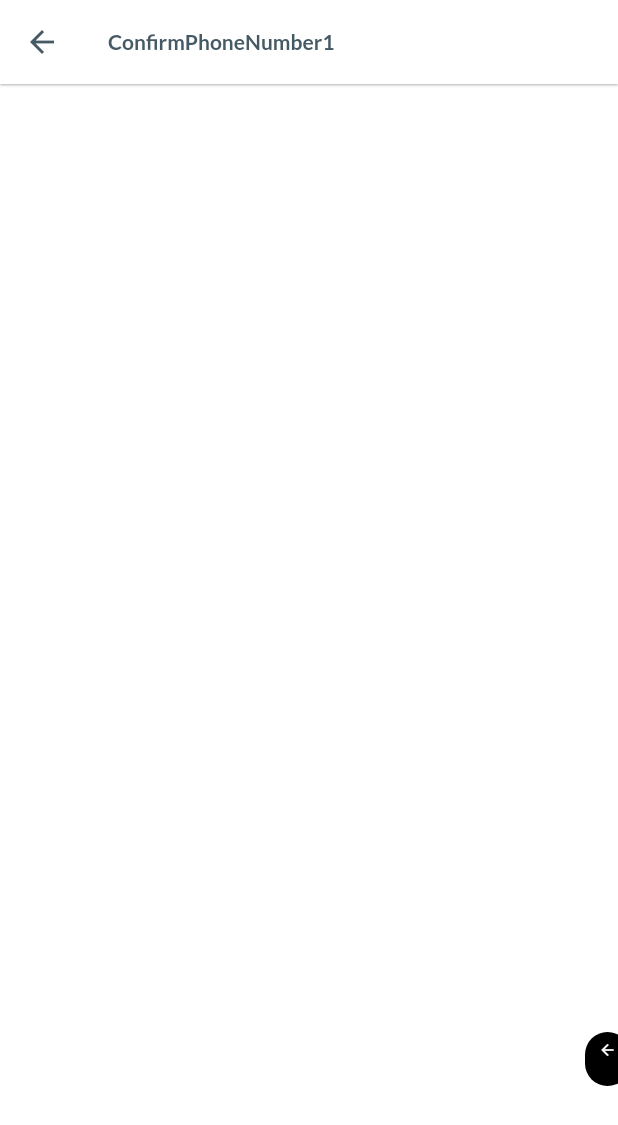
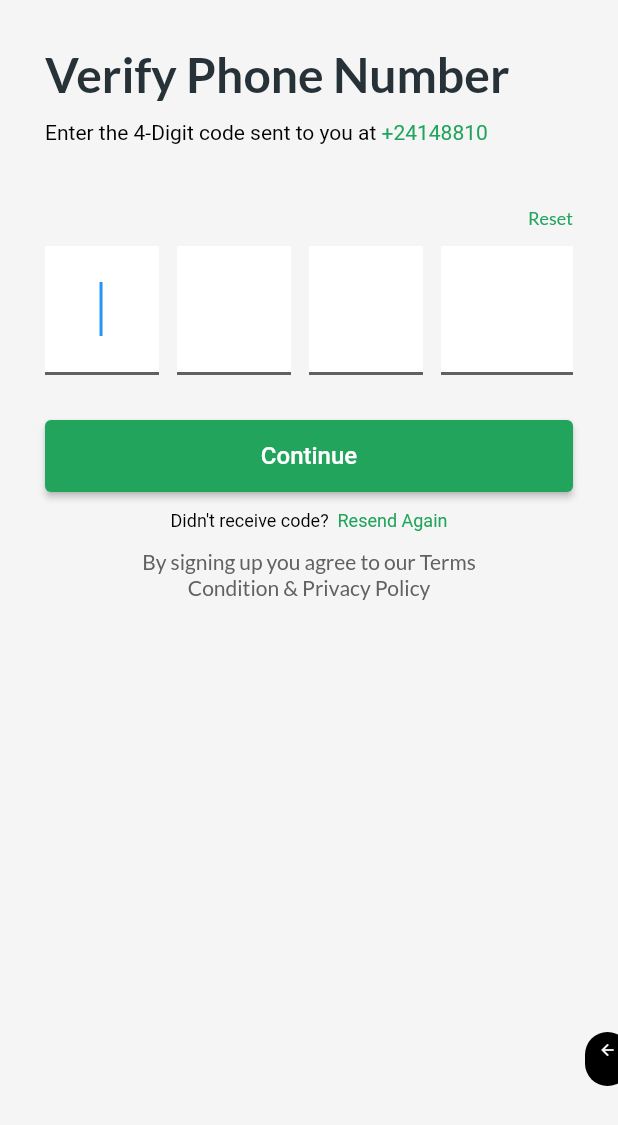
Before and after one commit to magerngoding/Food-Delivery-App, a Flutter app: the ConfirmPhoneNumber1View screen opened directly, on a phone screen of 412 x 824 dp. Shown: the top 1125 px of the screen. Run offline on Flutter 3.47's test engine with Material 2 defaults, Android fonts, the phone set to English and light mode, and no system bars; our stand-ins replace cached_network_image, carousel_slider, dio, file_picker, flutter_animate, flutter_image_compress and 9 more; missing offline and left inert: faker_dart.

Commit message:
add Verify phone number

```diff
--- a/lib/module/confirm_phone_number1/view/confirm_phone_number1_view.dart
+++ b/lib/module/confirm_phone_number1/view/confirm_phone_number1_view.dart
@@ -1,23 +1,115 @@
+// ignore_for_file: public_member_api_docs, sort_constructors_first
 import 'package:flutter/material.dart';
+
 import 'package:hyper_ui/core.dart';
-import '../controller/confirm_phone_number1_controller.dart';
+import 'package:hyper_ui/shared/widget/form/digit/digit.dart';
 
 class ConfirmPhoneNumber1View extends StatefulWidget {
-  const ConfirmPhoneNumber1View({Key? key}) : super(key: key);
+  const ConfirmPhoneNumber1View({
+    Key? key,
+  }) : super(key: key);
 
   Widget build(context, ConfirmPhoneNumber1Controller controller) {
     controller.view = this;
 
     return Scaffold(
-      appBar: AppBar(
-        title: const Text("ConfirmPhoneNumber1"),
-        actions: const [],
-      ),
-      body: SingleChildScrollView(
-        child: Container(
-          padding: const EdgeInsets.all(10.0),
-          child: Column(
-            children: const [],
+      backgroundColor: Colors.grey[100],
+      body: SafeArea(
+        child: SingleChildScrollView(
+          child: Container(
+            padding: const EdgeInsets.all(30.0),
+            child: SafeArea(
+              child: Column(
+                crossAxisAlignment: CrossAxisAlignment.start,
+                mainAxisAlignment: MainAxisAlignment.center,
+                children: [
+                  Text(
+                    "Verify Phone Number",
+                    style: TextStyle(
+                      fontSize: 32.0,
+                      fontWeight: FontWeight.bold,
+                    ),
+                  ),
+                  const SizedBox(
+                    height: 12.0,
+                  ),
+                  RichText(
+                    text: TextSpan(
+                      style: TextStyle(
+                        color: Colors.black,
+                      ),
+                      children: <TextSpan>[
+                        TextSpan(
+                          text: "Enter the 4-Digit code sent to you at ",
+                          style: TextStyle(),
+                        ),
+                        TextSpan(
+                          text: "+24148810",
+                          style: TextStyle(
+                            color: primaryColor,
+                          ),
+                        )
+                      ],
+                    ),
+                  ),
+                  const SizedBox(
+                    height: 30.0,
+                  ),
+                  QDigit(
+                    onChanged: (value) {
+                      print(value);
+                    },
+                  ),
+                  const SizedBox(
+                    height: 30.0,
+                  ),
+                  QBtutton(
+                    label: 'Continue',
+                    onPressed: () {},
+                  ),
+                  const SizedBox(
+                    height: 12.0,
+                  ),
+                  Container(
+                    width: MediaQuery.of(context).size.width,
+                    child: RichText(
+                      textAlign: TextAlign.center,
+                      text: TextSpan(
+                        style: TextStyle(
+                          color: Colors.black,
+                        ),
+                        children: <TextSpan>[
+                          TextSpan(
+                            text: "Didn't receive code? ",
+                            style: TextStyle(fontSize: 12),
+                          ),
+                          TextSpan(
+                            text: " Resend Again",
+                            style: TextStyle(color: primaryColor, fontSize: 12),
+                          )
+                        ],
+                      ),
+                    ),
+                  ),
+                  const SizedBox(
+                    height: 12.0,
+                  ),
+                  Center(
+                    child: Text(
+                      "By signing up you agree to our Terms\nCondition & Privacy Policy",
+                      style: TextStyle(
+                        fontSize: 14.0,
+                        color: Colors.grey[700],
+                      ),
+                      textAlign: TextAlign.center,
+                    ),
+                  ),
+                  const SizedBox(
+                    height: 12.0,
+                  ),
+                ],
+              ),
+            ),
           ),
         ),
       ),
--- a/lib/module/register1/view/register1_view.dart
+++ b/lib/module/register1/view/register1_view.dart
@@ -85,7 +85,7 @@ class Register1View extends StatefulWidget {
                     child: Text(
                       "By signing up you agree to our Terms\nCondition & Privacy Policy",
                       style: TextStyle(
-                        fontSize: 12.0,
+                        fontSize: 14.0,
                         color: Colors.grey[700],
                       ),
                       textAlign: TextAlign.center,
--- a/lib/module/widget_collection/module_list_widget/controller/module_list_widget_controller.dart
+++ b/lib/module/widget_collection/module_list_widget/controller/module_list_widget_controller.dart
@@ -34,6 +34,10 @@ class ModuleListWidgetController extends State<ModuleListWidgetView>
     {
       "label": "Reset email",
       "view": ResetEmail1View(),
+    },
+    {
+      "label": "ConfirmPhoneNumber1View",
+      "view": ConfirmPhoneNumber1View(),
     },
     {
       "label": "LoginByPhoneNumber1View",
--- /dev/null
+++ b/lib/shared/widget/form/digit/digit.dart
@@ -0,0 +1,144 @@
+// ignore_for_file: public_member_api_docs, sort_constructors_first
+import 'package:flutter/material.dart';
+
+import '../../../theme/theme_config.dart';
+
+class QDigit extends StatefulWidget {
+  final Function(String value) onChanged;
+  const QDigit({
+    Key? key,
+    required this.onChanged,
+  }) : super(key: key);
+
+  @override
+  State<QDigit> createState() => _QDigitState();
+}
+
+class _QDigitState extends State<QDigit> {
+  List<String> values = [];
+  Map<int, FocusNode> focusNodes = {};
+
+  @override
+  void initState() {
+    Future.delayed(Duration(microseconds: 500), () {
+      focusNodes[0]!.requestFocus();
+    });
+    super.initState();
+  }
+
+  @override
+  Widget build(BuildContext context) {
+    return Column(
+      children: [
+        const SizedBox(
+          height: 12.0,
+        ),
+        Row(
+          mainAxisAlignment: MainAxisAlignment.end,
+          children: [
+            InkWell(
+              onTap: () async {
+                values = [];
+                setState(() {});
+                await Future.delayed(Duration(seconds: 1));
+                focusNodes[0]!.requestFocus();
+              },
+              child: Text(
+                "Reset",
+                style: TextStyle(
+                  fontSize: 12.0,
+                  color: primaryColor,
+                ),
+              ),
+            ),
+          ],
+        ),
+        const SizedBox(
+          height: 12.0,
+        ),
+        Container(
+          width: MediaQuery.of(context).size.width,
+          decoration: const BoxDecoration(
+            borderRadius: BorderRadius.all(
+              Radius.circular(
+                16.0,
+              ),
+            ),
+          ),
+          child: Row(
+            children: List.generate(4, (index) {
+              if (focusNodes[index] == null) {
+                focusNodes[index] = FocusNode();
+              }
+              return Expanded(
+                child: Container(
+                  padding: const EdgeInsets.all(12),
+                  margin: EdgeInsets.only(
+                    right: index < 3 ? 12 : 0,
+                  ),
+                  decoration: BoxDecoration(
+                    color: Colors.white,
+                    border: Border(
+                      bottom: BorderSide(
+                        width: 2,
+                        color: Colors.grey[700]!,
+                      ),
+                    ),
+                  ),
+                  child: Center(
+                    child: TextFormField(
+                      key: GlobalKey(),
+                      focusNode: focusNodes[index],
+                      initialValue: values.length > index ? values[index] : '',
+                      textAlign: TextAlign.center,
+                      keyboardType: TextInputType.number,
+                      readOnly: values.length != index,
+                      decoration: InputDecoration(
+                        enabledBorder: InputBorder.none,
+                        focusedBorder: InputBorder.none,
+                        errorBorder: InputBorder.none,
+                        disabledBorder: InputBorder.none,
+                        focusedErrorBorder: InputBorder.none,
+                        hintText: '',
+                        border: InputBorder.none,
+                        filled: false,
+                      ),
+                      style: TextStyle(
+                        fontSize: 30,
+                        fontWeight: FontWeight.bold,
+                        decoration: TextDecoration.none,
+                      ),
+                      onChanged: (value) async {
+                        if (value == '') {
+                          values.remove(value);
+                        } else {
+                          values.add(value);
+                        }
+
+                        setState(() {});
+                        await Future.delayed(Duration(milliseconds: 50));
+                        if (index == 0) {
+                          focusNodes[index++]!.requestFocus();
+                        }
+                        if (index == 1) {
+                          focusNodes[index++]!.requestFocus();
+                        }
+                        if (index == 2) {
+                          focusNodes[index++]!.requestFocus();
+                        }
+
+                        if (values.length == 4) {
+                          widget.onChanged(values.join(''));
+                        }
+                      },
+                    ),
+                  ),
+                ),
+              );
+            }),
+          ),
+        ),
+      ],
+    );
+  }
+}
```
